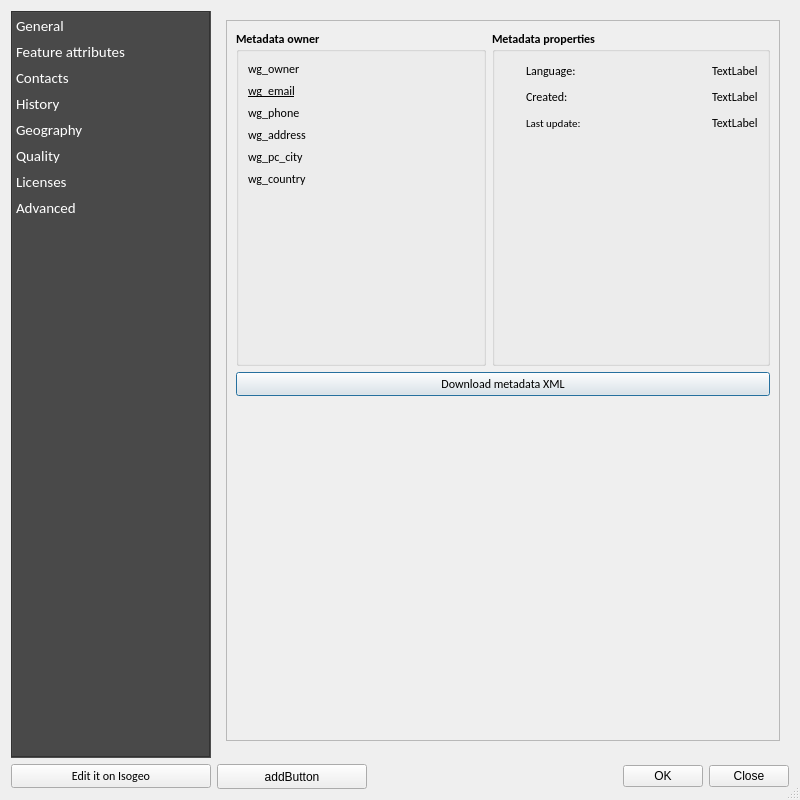
Above: ui/metadata/ui_md_details.ui from isogeo/isogeo-plugin-qgis before the change. Below: the same form after it.
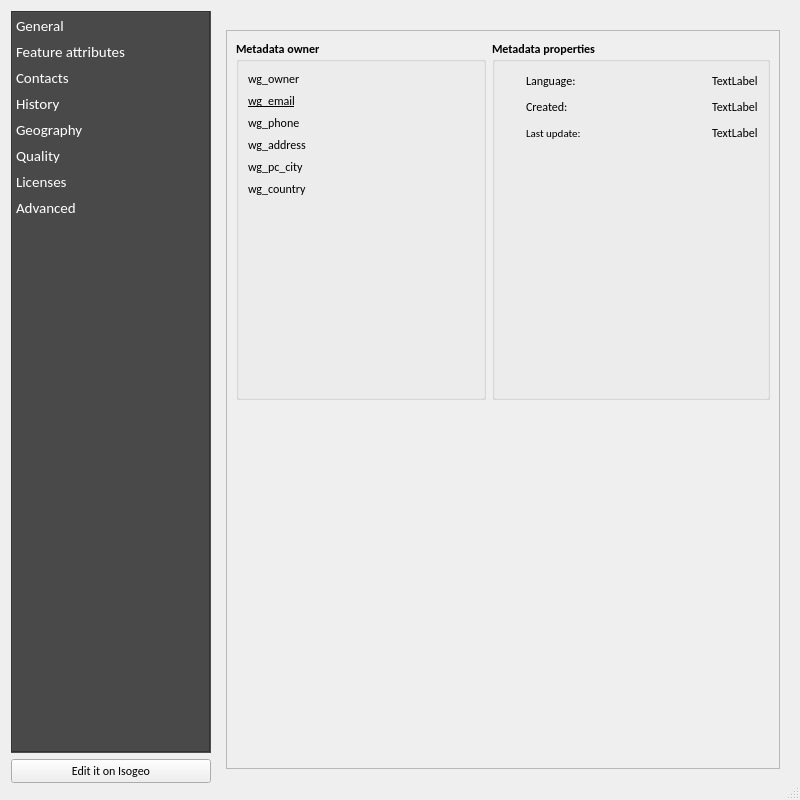
That is the form after the change. Icons and pictures are not drawn. Custom widgets are drawn as their Qt base class.

Commit message: #448 Delete usless buttons

Diff of the .ui file:
```diff
--- a/ui/metadata/ui_md_details.ui
+++ b/ui/metadata/ui_md_details.ui
@@ -46,6 +46,241 @@
   </property>
   <layout class="QGridLayout" name="gridLayout_2">
    <item row="0" column="1">
+    <layout class="QVBoxLayout" name="verticalLayout_32">
+     <item>
+      <widget class="QListWidget" name="li_menu">
+       <property name="sizePolicy">
+        <sizepolicy hsizetype="Minimum" vsizetype="Expanding">
+         <horstretch>0</horstretch>
+         <verstretch>0</verstretch>
+        </sizepolicy>
+       </property>
+       <property name="minimumSize">
+        <size>
+         <width>200</width>
+         <height>500</height>
+        </size>
+       </property>
+       <property name="maximumSize">
+        <size>
+         <width>200</width>
+         <height>16777215</height>
+        </size>
+       </property>
+       <property name="font">
+        <font>
+         <family>Calibri</family>
+         <pointsize>11</pointsize>
+         <weight>50</weight>
+         <bold>false</bold>
+         <underline>false</underline>
+        </font>
+       </property>
+       <property name="cursor" stdset="0">
+        <cursorShape>PointingHandCursor</cursorShape>
+       </property>
+       <property name="contextMenuPolicy">
+        <enum>Qt::NoContextMenu</enum>
+       </property>
+       <property name="autoFillBackground">
+        <bool>true</bool>
+       </property>
+       <property name="styleSheet">
+        <string notr="true">QListWidget{
+	background-color: rgb(69, 69, 69, 220);
+	outline: 0;
+}
+QListWidget::item {
+	color: white;
+	padding: 3px;
+}
+QListWidget::item::selected {
+	color: black;
+	background-color:palette(Window);
+    padding-right: 0px;
+}</string>
+       </property>
+       <property name="frameShape">
+        <enum>QFrame::Box</enum>
+       </property>
+       <property name="lineWidth">
+        <number>1</number>
+       </property>
+       <property name="alternatingRowColors">
+        <bool>false</bool>
+       </property>
+       <property name="iconSize">
+        <size>
+         <width>32</width>
+         <height>32</height>
+        </size>
+       </property>
+       <property name="movement">
+        <enum>QListView::Static</enum>
+       </property>
+       <property name="spacing">
+        <number>8</number>
+       </property>
+       <property name="viewMode">
+        <enum>QListView::ListMode</enum>
+       </property>
+       <property name="uniformItemSizes">
+        <bool>true</bool>
+       </property>
+       <property name="wordWrap">
+        <bool>true</bool>
+       </property>
+       <property name="selectionRectVisible">
+        <bool>true</bool>
+       </property>
+       <property name="currentRow">
+        <number>-1</number>
+       </property>
+       <property name="sortingEnabled">
+        <bool>false</bool>
+       </property>
+       <item>
+        <property name="text">
+         <string>General</string>
+        </property>
+        <property name="background">
+         <brush brushstyle="NoBrush">
+          <color alpha="255">
+           <red>0</red>
+           <green>0</green>
+           <blue>0</blue>
+          </color>
+         </brush>
+        </property>
+        <property name="icon">
+         <iconset resource="../../resources.qrc">
+          <normaloff>:/plugins/Isogeo/resources/metadata/bookmark_orange.svg</normaloff>:/plugins/Isogeo/resources/metadata/bookmark_orange.svg</iconset>
+        </property>
+       </item>
+       <item>
+        <property name="text">
+         <string>Feature attributes</string>
+        </property>
+        <property name="foreground">
+         <brush brushstyle="NoBrush">
+          <color alpha="255">
+           <red>0</red>
+           <green>0</green>
+           <blue>0</blue>
+          </color>
+         </brush>
+        </property>
+        <property name="icon">
+         <iconset resource="../../resources.qrc">
+          <normaloff>:/plugins/Isogeo/resources/metadata/list-alt.svg</normaloff>:/plugins/Isogeo/resources/metadata/list-alt.svg</iconset>
+        </property>
+        <property name="flags">
+         <set>ItemIsSelectable|ItemIsEnabled</set>
+        </property>
+       </item>
+       <item>
+        <property name="text">
+         <string>Contacts</string>
+        </property>
+        <property name="icon">
+         <iconset resource="../../resources.qrc">
+          <normaloff>:/plugins/Isogeo/resources/metadata/phone_orange.svg</normaloff>:/plugins/Isogeo/resources/metadata/phone_orange.svg</iconset>
+        </property>
+       </item>
+       <item>
+        <property name="text">
+         <string>History</string>
+        </property>
+        <property name="icon">
+         <iconset resource="../../resources.qrc">
+          <normaloff>:/plugins/Isogeo/resources/metadata/calendar_orange.svg</normaloff>:/plugins/Isogeo/resources/metadata/calendar_orange.svg</iconset>
+        </property>
+       </item>
+       <item>
+        <property name="text">
+         <string>Geography</string>
+        </property>
+        <property name="icon">
+         <iconset resource="../../resources.qrc">
+          <normaloff>:/plugins/Isogeo/resources/metadata/globe_orange.svg</normaloff>:/plugins/Isogeo/resources/metadata/globe_orange.svg</iconset>
+        </property>
+       </item>
+       <item>
+        <property name="text">
+         <string>Quality</string>
+        </property>
+        <property name="icon">
+         <iconset resource="../../resources.qrc">
+          <normaloff>:/plugins/Isogeo/resources/metadata/trophy_orange.svg</normaloff>:/plugins/Isogeo/resources/metadata/trophy_orange.svg</iconset>
+        </property>
+       </item>
+       <item>
+        <property name="text">
+         <string>Licenses</string>
+        </property>
+        <property name="icon">
+         <iconset resource="../../resources.qrc">
+          <normaloff>:/plugins/Isogeo/resources/gavel.svg</normaloff>:/plugins/Isogeo/resources/gavel.svg</iconset>
+        </property>
+       </item>
+       <item>
+        <property name="text">
+         <string>Advanced</string>
+        </property>
+        <property name="icon">
+         <iconset resource="../../resources.qrc">
+          <normaloff>:/plugins/Isogeo/resources/metadata/code.svg</normaloff>:/plugins/Isogeo/resources/metadata/code.svg</iconset>
+        </property>
+       </item>
+      </widget>
+     </item>
+     <item>
+      <widget class="QPushButton" name="btn_md_edit">
+       <property name="enabled">
+        <bool>true</bool>
+       </property>
+       <property name="font">
+        <font>
+         <family>Calibri</family>
+         <pointsize>9</pointsize>
+        </font>
+       </property>
+       <property name="cursor">
+        <cursorShape>PointingHandCursor</cursorShape>
+       </property>
+       <property name="autoFillBackground">
+        <bool>true</bool>
+       </property>
+       <property name="text">
+        <string>Edit it on Isogeo</string>
+       </property>
+       <property name="icon">
+        <iconset resource="../../resources.qrc">
+         <normaloff>:/plugins/Isogeo/resources/pencil.svg</normaloff>:/plugins/Isogeo/resources/pencil.svg</iconset>
+       </property>
+       <property name="checkable">
+        <bool>false</bool>
+       </property>
+       <property name="autoRepeat">
+        <bool>false</bool>
+       </property>
+       <property name="autoExclusive">
+        <bool>false</bool>
+       </property>
+       <property name="autoDefault">
+        <bool>false</bool>
+       </property>
+       <property name="default">
+        <bool>false</bool>
+       </property>
+       <property name="flat">
+        <bool>false</bool>
+       </property>
+      </widget>
+     </item>
+    </layout>
+   </item>
+   <item row="0" column="3" rowspan="2">
     <layout class="QVBoxLayout" name="verticalLayout_13">
      <item>
       <widget class="QStackedWidget" name="stackedWidget">
@@ -3020,7 +3255,7 @@
         <property name="maximumSize">
          <size>
           <width>16777215</width>
-          <height>739</height>
+          <height>16777215</height>
          </size>
         </property>
         <layout class="QVBoxLayout" name="verticalLayout_4">
@@ -3040,8 +3275,8 @@
              <rect>
               <x>0</x>
               <y>0</y>
-              <width>545</width>
-              <height>715</height>
+              <width>543</width>
+              <height>737</height>
              </rect>
             </property>
             <property name="maximumSize">
@@ -3051,7 +3286,7 @@
              </size>
             </property>
             <layout class="QGridLayout" name="gridLayout_3">
-             <item row="3" column="0" colspan="2">
+             <item row="2" column="0" colspan="2">
               <spacer name="md_advanced_vert_spacer">
                <property name="orientation">
                 <enum>Qt::Vertical</enum>
@@ -3064,23 +3299,6 @@
                </property>
               </spacer>
              </item>
-             <item row="2" column="0" colspan="2">
-              <widget class="QPushButton" name="btn_xml_dl">
-               <property name="text">
-                <string>Download metadata XML</string>
-               </property>
-               <property name="icon">
-                <iconset resource="../../resources.qrc">
-                 <normaloff>:/plugins/Isogeo/resources/metadata/download.svg</normaloff>:/plugins/Isogeo/resources/metadata/download.svg</iconset>
-               </property>
-               <property name="default">
-                <bool>true</bool>
-               </property>
-               <property name="flat">
-                <bool>false</bool>
-               </property>
-              </widget>
-             </item>
              <item row="0" column="0">
               <widget class="QGroupBox" name="grp_md_owner">
                <property name="minimumSize">
@@ -3632,292 +3850,6 @@
      </item>
     </layout>
    </item>
-   <item row="1" column="0">
-    <widget class="QPushButton" name="btn_md_edit">
-     <property name="enabled">
-      <bool>true</bool>
-     </property>
-     <property name="font">
-      <font>
-       <family>Calibri</family>
-       <pointsize>9</pointsize>
-      </font>
-     </property>
-     <property name="cursor">
-      <cursorShape>PointingHandCursor</cursorShape>
-     </property>
-     <property name="autoFillBackground">
-      <bool>true</bool>
-     </property>
-     <property name="text">
-      <string>Edit it on Isogeo</string>
-     </property>
-     <property name="icon">
-      <iconset resource="../../resources.qrc">
-       <normaloff>:/plugins/Isogeo/resources/pencil.svg</normaloff>:/plugins/Isogeo/resources/pencil.svg</iconset>
-     </property>
-     <property name="checkable">
-      <bool>false</bool>
-     </property>
-     <property name="autoRepeat">
-      <bool>false</bool>
-     </property>
-     <property name="autoExclusive">
-      <bool>false</bool>
-     </property>
-     <property name="autoDefault">
-      <bool>false</bool>
-     </property>
-     <property name="default">
-      <bool>false</bool>
-     </property>
-     <property name="flat">
-      <bool>false</bool>
-     </property>
-    </widget>
-   </item>
-   <item row="1" column="1">
-    <layout class="QHBoxLayout" name="horizontalLayout">
-     <item>
-      <widget class="QPushButton" name="btn_addtomap">
-       <property name="minimumSize">
-        <size>
-         <width>150</width>
-         <height>25</height>
-        </size>
-       </property>
-       <property name="text">
-        <string>addButton</string>
-       </property>
-      </widget>
-     </item>
-     <item>
-      <spacer name="horizontalSpacer_4">
-       <property name="orientation">
-        <enum>Qt::Horizontal</enum>
-       </property>
-       <property name="sizeHint" stdset="0">
-        <size>
-         <width>40</width>
-         <height>20</height>
-        </size>
-       </property>
-      </spacer>
-     </item>
-     <item>
-      <widget class="QDialogButtonBox" name="btn_ok_cancel">
-       <property name="minimumSize">
-        <size>
-         <width>150</width>
-         <height>25</height>
-        </size>
-       </property>
-       <property name="maximumSize">
-        <size>
-         <width>250</width>
-         <height>16777215</height>
-        </size>
-       </property>
-       <property name="autoFillBackground">
-        <bool>true</bool>
-       </property>
-       <property name="standardButtons">
-        <set>QDialogButtonBox::Close|QDialogButtonBox::Ok</set>
-       </property>
-       <property name="centerButtons">
-        <bool>false</bool>
-       </property>
-      </widget>
-     </item>
-    </layout>
-   </item>
-   <item row="0" column="0">
-    <widget class="QListWidget" name="li_menu">
-     <property name="sizePolicy">
-      <sizepolicy hsizetype="Minimum" vsizetype="Expanding">
-       <horstretch>0</horstretch>
-       <verstretch>0</verstretch>
-      </sizepolicy>
-     </property>
-     <property name="minimumSize">
-      <size>
-       <width>200</width>
-       <height>500</height>
-      </size>
-     </property>
-     <property name="maximumSize">
-      <size>
-       <width>200</width>
-       <height>16777215</height>
-      </size>
-     </property>
-     <property name="font">
-      <font>
-       <family>Calibri</family>
-       <pointsize>11</pointsize>
-       <weight>50</weight>
-       <bold>false</bold>
-       <underline>false</underline>
-      </font>
-     </property>
-     <property name="cursor" stdset="0">
-      <cursorShape>PointingHandCursor</cursorShape>
-     </property>
-     <property name="contextMenuPolicy">
-      <enum>Qt::NoContextMenu</enum>
-     </property>
-     <property name="autoFillBackground">
-      <bool>true</bool>
-     </property>
-     <property name="styleSheet">
-      <string notr="true">QListWidget{
-	background-color: rgb(69, 69, 69, 220);
-	outline: 0;
-}
-QListWidget::item {
-	color: white;
-	padding: 3px;
-}
-QListWidget::item::selected {
-	color: black;
-	background-color:palette(Window);
-    padding-right: 0px;
-}</string>
-     </property>
-     <property name="frameShape">
-      <enum>QFrame::Box</enum>
-     </property>
-     <property name="lineWidth">
-      <number>1</number>
-     </property>
-     <property name="alternatingRowColors">
-      <bool>false</bool>
-     </property>
-     <property name="iconSize">
-      <size>
-       <width>32</width>
-       <height>32</height>
-      </size>
-     </property>
-     <property name="movement">
-      <enum>QListView::Static</enum>
-     </property>
-     <property name="spacing">
-      <number>8</number>
-     </property>
-     <property name="viewMode">
-      <enum>QListView::ListMode</enum>
-     </property>
-     <property name="uniformItemSizes">
-      <bool>true</bool>
-     </property>
-     <property name="wordWrap">
-      <bool>true</bool>
-     </property>
-     <property name="selectionRectVisible">
-      <bool>true</bool>
-     </property>
-     <property name="currentRow">
-      <number>-1</number>
-     </property>
-     <property name="sortingEnabled">
-      <bool>false</bool>
-     </property>
-     <item>
-      <property name="text">
-       <string>General</string>
-      </property>
-      <property name="background">
-       <brush brushstyle="NoBrush">
-        <color alpha="255">
-         <red>0</red>
-         <green>0</green>
-         <blue>0</blue>
-        </color>
-       </brush>
-      </property>
-      <property name="icon">
-       <iconset resource="../../resources.qrc">
-        <normaloff>:/plugins/Isogeo/resources/metadata/bookmark_orange.svg</normaloff>:/plugins/Isogeo/resources/metadata/bookmark_orange.svg</iconset>
-      </property>
-     </item>
-     <item>
-      <property name="text">
-       <string>Feature attributes</string>
-      </property>
-      <property name="foreground">
-       <brush brushstyle="NoBrush">
-        <color alpha="255">
-         <red>0</red>
-         <green>0</green>
-         <blue>0</blue>
-        </color>
-       </brush>
-      </property>
-      <property name="icon">
-       <iconset resource="../../resources.qrc">
-        <normaloff>:/plugins/Isogeo/resources/metadata/list-alt.svg</normaloff>:/plugins/Isogeo/resources/metadata/list-alt.svg</iconset>
-      </property>
-      <property name="flags">
-       <set>ItemIsSelectable|ItemIsEnabled</set>
-      </property>
-     </item>
-     <item>
-      <property name="text">
-       <string>Contacts</string>
-      </property>
-      <property name="icon">
-       <iconset resource="../../resources.qrc">
-        <normaloff>:/plugins/Isogeo/resources/metadata/phone_orange.svg</normaloff>:/plugins/Isogeo/resources/metadata/phone_orange.svg</iconset>
-      </property>
-     </item>
-     <item>
-      <property name="text">
-       <string>History</string>
-      </property>
-      <property name="icon">
-       <iconset resource="../../resources.qrc">
-        <normaloff>:/plugins/Isogeo/resources/metadata/calendar_orange.svg</normaloff>:/plugins/Isogeo/resources/metadata/calendar_orange.svg</iconset>
-      </property>
-     </item>
-     <item>
-      <property name="text">
-       <string>Geography</string>
-      </property>
-      <property name="icon">
-       <iconset resource="../../resources.qrc">
-        <normaloff>:/plugins/Isogeo/resources/metadata/globe_orange.svg</normaloff>:/plugins/Isogeo/resources/metadata/globe_orange.svg</iconset>
-      </property>
-     </item>
-     <item>
-      <property name="text">
-       <string>Quality</string>
-      </property>
-      <property name="icon">
-       <iconset resource="../../resources.qrc">
-        <normaloff>:/plugins/Isogeo/resources/metadata/trophy_orange.svg</normaloff>:/plugins/Isogeo/resources/metadata/trophy_orange.svg</iconset>
-      </property>
-     </item>
-     <item>
-      <property name="text">
-       <string>Licenses</string>
-      </property>
-      <property name="icon">
-       <iconset resource="../../resources.qrc">
-        <normaloff>:/plugins/Isogeo/resources/gavel.svg</normaloff>:/plugins/Isogeo/resources/gavel.svg</iconset>
-      </property>
-     </item>
-     <item>
-      <property name="text">
-       <string>Advanced</string>
-      </property>
-      <property name="icon">
-       <iconset resource="../../resources.qrc">
-        <normaloff>:/plugins/Isogeo/resources/metadata/code.svg</normaloff>:/plugins/Isogeo/resources/metadata/code.svg</iconset>
-      </property>
-     </item>
-    </widget>
-   </item>
   </layout>
  </widget>
  <customwidgets>
```
Left out of the diff: 263 changed lines with no effect on the pictures. The commit also changes 2 other files.
